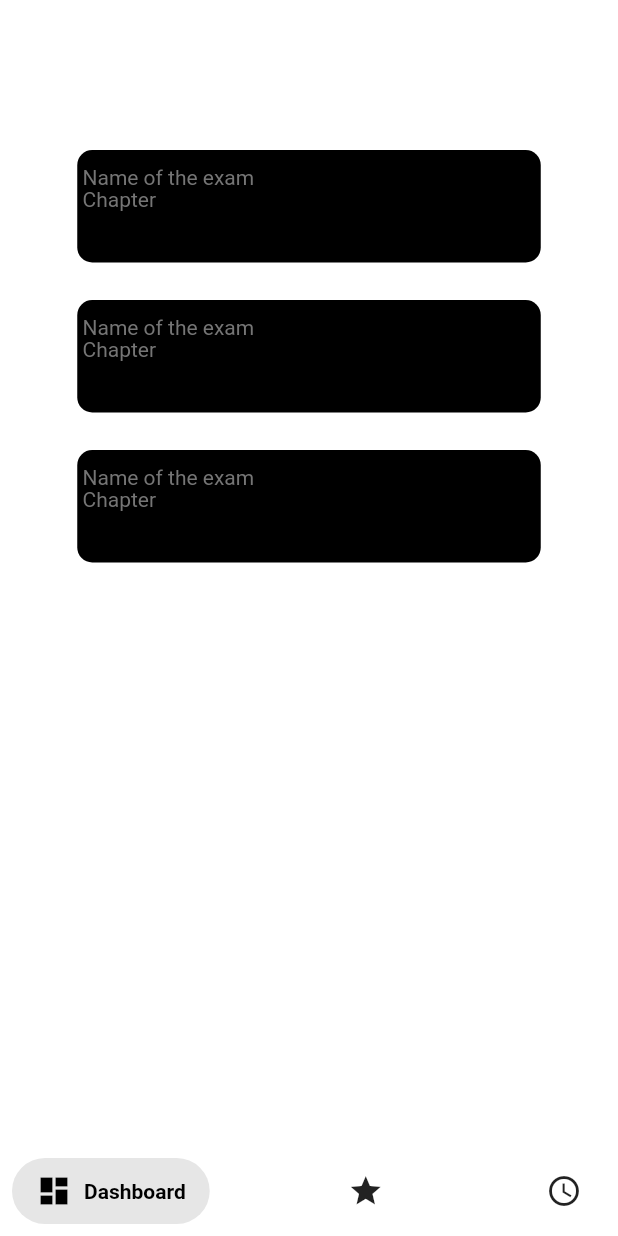
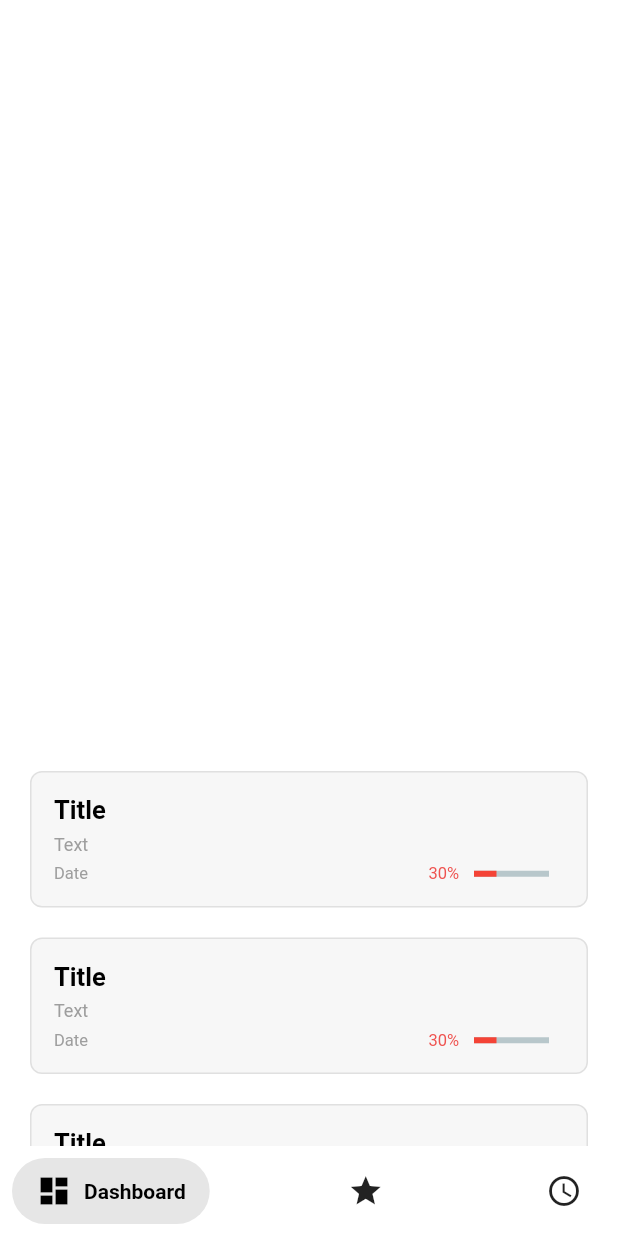
Before and after one commit to Volnetiks/Notes-BAC, a Flutter app: the screen it shows after launch, on a phone screen of 412 x 824 dp. Run offline on Flutter 3.47's test engine with Material 2 defaults, Android fonts, the phone set to English and light mode, and no system bars; drawn by our look-alikes of percent_indicator, salomon_bottom_bar; our stand-ins replace shared_preferences; Roboto replaces fonts that are missing (SFUI).

Commit message:
Switched from canvas to tile, added LinearPercentIndicator

```diff
--- a/lib/screens/home_screen.dart
+++ b/lib/screens/home_screen.dart
@@ -1,5 +1,7 @@
 import 'package:bac_note/widgets/grade_item.dart';
+import 'package:bac_note/widgets/grade_tile.dart';
 import 'package:flutter/material.dart';
+import 'package:flutter_staggered_grid_view/flutter_staggered_grid_view.dart';
 import 'package:salomon_bottom_bar/salomon_bottom_bar.dart';
 
 class HomePage extends StatefulWidget {
@@ -36,12 +38,44 @@ class _HomePageState extends State<HomePage> {
         currentIndex: _currentIndex,
         onTap: (i) => setState(() => _currentIndex = i),
       ),
-      body: ListView.builder(
-          itemCount: 3,
-          itemExtent: 100,
-          itemBuilder: (context, index) {
-            return GradeItem();
-          }),
+      body: Column(
+        mainAxisAlignment: MainAxisAlignment.end,
+        children: [
+          SizedBox(
+            width: MediaQuery.of(context).size.width,
+            height: 250,
+            child: Padding(
+              padding: const EdgeInsets.symmetric(horizontal: 20),
+              child: StaggeredGridView.countBuilder(
+                  crossAxisCount: 2,
+                  mainAxisSpacing: 20,
+                  crossAxisSpacing: 5,
+                  itemCount: 5,
+                  shrinkWrap: true,
+                  itemBuilder: (context, index) {
+                    return GradeTile(
+                      pourcent: 30,
+                    );
+                    // return GradeItem(
+                    //   values: ['Chapter $index', 'Class $index', 'Date $index'],
+                    // );
+                  },
+                  staggeredTileBuilder: (int index) {
+                    return StaggeredTile.fit(2);
+                  }),
+            ),
+            // child: ListView.builder(
+            //     physics: NeverScrollableScrollPhysics(),
+            //     itemCount: 5,
+            //     itemExtent: 100,
+            //     itemBuilder: (context, index) {
+            //       return GradeItem(
+            //         values: ['Chapter $index', 'Class $index', 'Date $index'],
+            //       );
+            //     }),
+          )
+        ],
+      ),
     );
   }
 }
--- a/lib/widgets/grade_item.dart
+++ b/lib/widgets/grade_item.dart
@@ -1,7 +1,11 @@
+import 'dart:collection';
+
 import 'package:flutter/material.dart';
 
 class GradeItem extends StatefulWidget {
-  const GradeItem({Key? key}) : super(key: key);
+  final List<String> values;
+
+  const GradeItem({required this.values});
 
   @override
   _GradeItemState createState() => _GradeItemState();
@@ -15,7 +19,7 @@ class _GradeItemState extends State<GradeItem> {
       width: 400,
       height: 400,
       child: CustomPaint(
-        painter: Painter(context: context),
+        painter: Painter(context: context, values: widget.values),
       ),
     );
   }
@@ -23,15 +27,18 @@ class _GradeItemState extends State<GradeItem> {
 
 class Painter extends CustomPainter {
   BuildContext context;
+  List<String> values;
 
-  Painter({required this.context});
+  Painter({required this.context, required this.values});
 
   @override
   void paint(Canvas canvas, Size size) {
     var paint1 = Paint()
-      ..color = Theme.of(context).primaryColor
+      ..color = Theme.of(context).unselectedWidgetColor
       ..style = PaintingStyle.fill;
     var width = size.width / 4;
+    List<Offset> offsets = [Offset(55, 110), Offset(55, 130), Offset(55, 150)];
+
     canvas.drawRRect(
         RRect.fromRectAndRadius(
             Rect.fromLTWH(
@@ -42,23 +49,35 @@ class Painter extends CustomPainter {
             ),
             Radius.circular(10.0)),
         paint1);
-    TextSpan span = new TextSpan(
-        style: new TextStyle(color: Colors.grey[600]),
-        text: 'Name of the exam');
-    TextSpan span2 = new TextSpan(
-        style: new TextStyle(color: Colors.grey[600]), text: 'Chapter');
-    TextPainter tp = new TextPainter(
-        text: span,
-        textAlign: TextAlign.left,
-        textDirection: TextDirection.ltr);
-    tp.layout();
-    tp.paint(canvas, new Offset(55.0, 110.0));
-    TextPainter tp2 = new TextPainter(
-        text: span2,
-        textAlign: TextAlign.left,
-        textDirection: TextDirection.ltr);
-    tp2.layout();
-    tp2.paint(canvas, new Offset(55.0, 125.0));
+
+    for (int i = 0; i < values.length; i++) {
+      TextSpan span = new TextSpan(
+          style: TextStyle(color: Colors.grey[500]), text: values[i]);
+      TextPainter tp = TextPainter(
+          text: span,
+          textAlign: TextAlign.left,
+          textDirection: TextDirection.ltr);
+      tp.layout();
+      tp.paint(canvas, offsets[i]);
+    }
+
+    // TextSpan span = new TextSpan(
+    //     style: new TextStyle(color: Colors.grey[600]),
+    //     text: 'Name of the exam');
+    // TextSpan span2 = new TextSpan(
+    //     style: new TextStyle(color: Colors.grey[600]), text: 'Chapter');
+    // TextPainter tp = new TextPainter(
+    //     text: span,
+    //     textAlign: TextAlign.left,
+    //     textDirection: TextDirection.ltr);
+    // tp.layout();
+    // tp.paint(canvas, new Offset(55.0, 110.0));
+    // TextPainter tp2 = new TextPainter(
+    //     text: span2,
+    //     textAlign: TextAlign.left,
+    //     textDirection: TextDirection.ltr);
+    // tp2.layout();
+    // tp2.paint(canvas, new Offset(55.0, 125.0));
   }
 
   @override
--- /dev/null
+++ b/lib/widgets/grade_tile.dart
@@ -0,0 +1,74 @@
+import 'package:flutter/material.dart';
+import 'package:percent_indicator/percent_indicator.dart';
+
+class GradeTile extends StatefulWidget {
+  final pourcent;
+  const GradeTile({required this.pourcent});
+
+  @override
+  _GradeTileState createState() => _GradeTileState();
+}
+
+class _GradeTileState extends State<GradeTile> {
+  @override
+  Widget build(BuildContext context) {
+    var pourcent = widget.pourcent;
+
+    return AnimatedContainer(
+      duration: Duration(milliseconds: 1500),
+      padding: EdgeInsets.all(15),
+      decoration: BoxDecoration(
+          color: Theme.of(context).unselectedWidgetColor.withOpacity(0.4),
+          border: Border.all(color: Theme.of(context).disabledColor),
+          borderRadius: BorderRadius.circular(8)),
+      child: Column(
+        crossAxisAlignment: CrossAxisAlignment.start,
+        children: [
+          Row(
+            children: [
+              Expanded(
+                child: Text("Title",
+                    overflow: TextOverflow.ellipsis,
+                    style: TextStyle(
+                        fontSize: 17,
+                        fontWeight: FontWeight.bold,
+                        color: Theme.of(context).primaryColor)),
+              )
+            ],
+          ),
+          SizedBox(
+            height: 5,
+          ),
+          Text(
+            "Text",
+            overflow: TextOverflow.ellipsis,
+            maxLines: 10,
+            style: TextStyle(color: Colors.grey, height: 1.3, fontSize: 12),
+          ),
+          SizedBox(
+            height: 5,
+          ),
+          Row(children: [
+            Text(
+              "Date",
+              style: TextStyle(color: Colors.grey, fontSize: 11),
+            ),
+            Flexible(fit: FlexFit.tight, child: SizedBox()),
+            Text(
+              '$pourcent%',
+              style: TextStyle(
+                  color: pourcent > 50 ? Colors.blue : Colors.red[400],
+                  fontSize: 11),
+            ),
+            LinearPercentIndicator(
+              width: 70.0,
+              lineHeight: 4.0,
+              percent: pourcent / 100,
+              progressColor: pourcent > 50 ? Colors.blue : Colors.red[500],
+            )
+          ])
+        ],
+      ),
+    );
+  }
+}
--- a/pubspec.yaml
+++ b/pubspec.yaml
@@ -37,6 +37,8 @@ dependencies:
   flutter_launcher_icons: "^0.9.2"
   shared_preferences: ^2.0.9
   salomon_bottom_bar: ^3.1.0
+  flutter_staggered_grid_view: ^0.4.1
+  percent_indicator: ^3.4.0
 
 flutter_icons:
   android: "launcher_icon"
```
Also changed, not shown: pubspec.lock.
